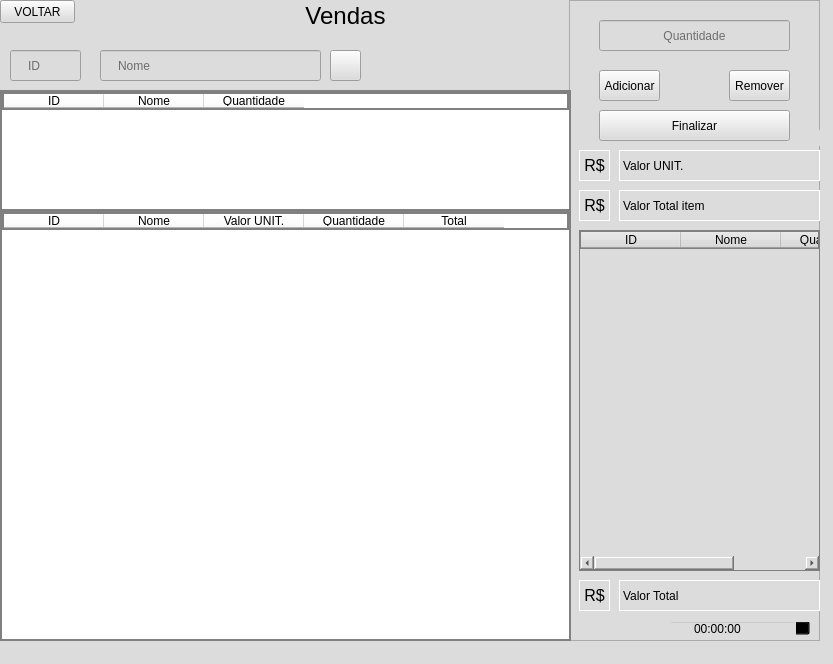
Qt form telas/tela_vendas.ui (Faeldh/APP_Junina) before a commit.
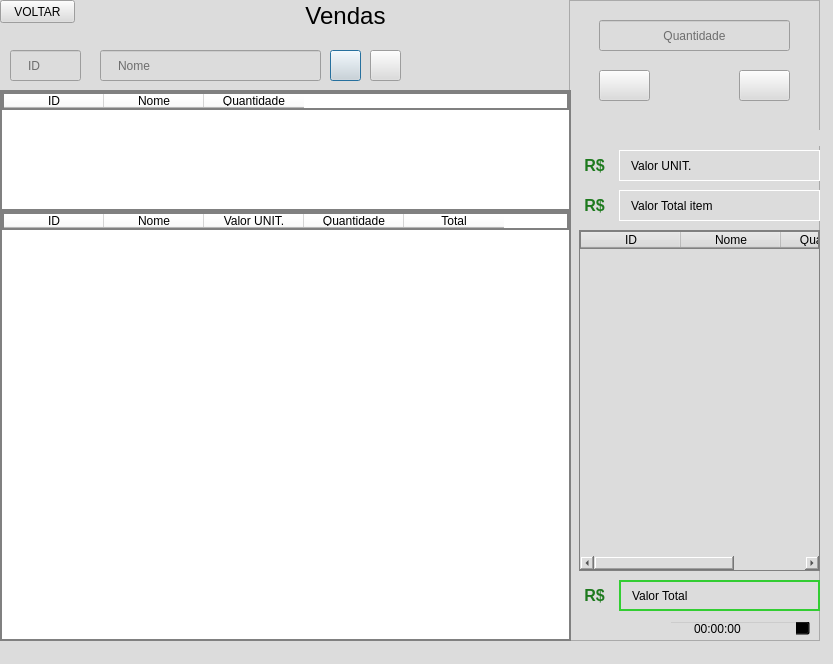
The same form after that commit. Icons and pictures are not drawn.

The edit to the form file:
```diff
--- a/telas/tela_vendas.ui
+++ b/telas/tela_vendas.ui
@@ -83,6 +83,15 @@
       <height>19</height>
      </size>
     </property>
+    <property name="autoDefault">
+     <bool>false</bool>
+    </property>
+    <property name="default">
+     <bool>true</bool>
+    </property>
+    <property name="flat">
+     <bool>false</bool>
+    </property>
    </widget>
    <widget class="QLineEdit" name="lineNome">
     <property name="geometry">
@@ -173,25 +182,48 @@
       <rect>
        <x>30</x>
        <y>70</y>
-       <width>61</width>
+       <width>51</width>
        <height>31</height>
       </rect>
      </property>
      <property name="text">
-      <string>Adicionar</string>
+      <string/>
+     </property>
+     <property name="icon">
+      <iconset>
+       <normaloff>../imagens/mais.png</normaloff>../imagens/mais.png</iconset>
+     </property>
+     <property name="iconSize">
+      <size>
+       <width>22</width>
+       <height>22</height>
+      </size>
+     </property>
+     <property name="default">
+      <bool>false</bool>
      </property>
     </widget>
     <widget class="QPushButton" name="pushRemover">
      <property name="geometry">
       <rect>
-       <x>160</x>
+       <x>170</x>
        <y>70</y>
-       <width>61</width>
+       <width>51</width>
        <height>31</height>
       </rect>
      </property>
      <property name="text">
-      <string>Remover</string>
+      <string/>
+     </property>
+     <property name="icon">
+      <iconset>
+       <normaloff>../imagens/menos.png</normaloff>../imagens/menos.png</iconset>
+     </property>
+     <property name="iconSize">
+      <size>
+       <width>22</width>
+       <height>22</height>
+      </size>
      </property>
     </widget>
     <widget class="QLabel" name="labelValorTotal">
@@ -204,7 +236,8 @@
       </rect>
      </property>
      <property name="styleSheet">
-      <string notr="true">border: 1px solid white;</string>
+      <string notr="true">border: 2px solid #32cd32;
+padding-left: 8px</string>
      </property>
      <property name="text">
       <string>Valor Total</string>
@@ -223,7 +256,8 @@
       <cursorShape>ArrowCursor</cursorShape>
      </property>
      <property name="styleSheet">
-      <string notr="true">border: 1px solid white;</string>
+      <string notr="true">border: 1px solid white;
+padding-left: 8px</string>
      </property>
      <property name="text">
       <string>Valor UNIT.</string>
@@ -239,7 +273,8 @@
       </rect>
      </property>
      <property name="styleSheet">
-      <string notr="true">border: 1px solid white;</string>
+      <string notr="true">border: 1px solid white;
+padding-left: 8px</string>
      </property>
      <property name="text">
       <string>Valor Total item</string>
@@ -258,12 +293,14 @@
       <font>
        <family>Arial</family>
        <pointsize>12</pointsize>
-       <weight>50</weight>
-       <bold>false</bold>
+       <weight>75</weight>
+       <bold>true</bold>
       </font>
      </property>
      <property name="styleSheet">
-      <string notr="true">border: 1px solid white;</string>
+      <string notr="true">/*border: 1px solid white;*/
+color: #1e7a1e;
+background-color: transparent;</string>
      </property>
      <property name="text">
       <string>R$</string>
@@ -285,12 +322,14 @@
       <font>
        <family>Arial</family>
        <pointsize>12</pointsize>
-       <weight>50</weight>
-       <bold>false</bold>
+       <weight>75</weight>
+       <bold>true</bold>
       </font>
      </property>
      <property name="styleSheet">
-      <string notr="true">border: 1px solid white;</string>
+      <string notr="true">/*border: 1px solid white;*/
+color: #1e7a1e;
+background-color: transparent;</string>
      </property>
      <property name="text">
       <string>R$</string>
@@ -312,12 +351,14 @@
       <font>
        <family>Arial</family>
        <pointsize>12</pointsize>
-       <weight>50</weight>
-       <bold>false</bold>
+       <weight>75</weight>
+       <bold>true</bold>
       </font>
      </property>
      <property name="styleSheet">
-      <string notr="true">border: 1px solid white;</string>
+      <string notr="true">/*border: 1px solid white;*/
+color: #1e7a1e;
+background-color: transparent;</string>
      </property>
      <property name="text">
       <string>R$</string>
@@ -371,19 +412,6 @@
       </property>
      </column>
     </widget>
-    <widget class="QPushButton" name="pushFinalizar">
-     <property name="geometry">
-      <rect>
-       <x>30</x>
-       <y>110</y>
-       <width>191</width>
-       <height>31</height>
-      </rect>
-     </property>
-     <property name="text">
-      <string>Finalizar</string>
-     </property>
-    </widget>
    </widget>
    <widget class="QTableWidget" name="tableVendas">
     <property name="geometry">
@@ -453,6 +481,43 @@
      </property>
     </column>
    </widget>
+   <widget class="QPushButton" name="pushPesquisa_2">
+    <property name="geometry">
+     <rect>
+      <x>370</x>
+      <y>50</y>
+      <width>31</width>
+      <height>31</height>
+     </rect>
+    </property>
+    <property name="font">
+     <font>
+      <pointsize>9</pointsize>
+     </font>
+    </property>
+    <property name="text">
+     <string/>
+    </property>
+    <property name="icon">
+     <iconset>
+      <normaloff>../imagens/reload.png</normaloff>../imagens/reload.png</iconset>
+    </property>
+    <property name="iconSize">
+     <size>
+      <width>19</width>
+      <height>19</height>
+     </size>
+    </property>
+    <property name="autoDefault">
+     <bool>false</bool>
+    </property>
+    <property name="default">
+     <bool>false</bool>
+    </property>
+    <property name="flat">
+     <bool>false</bool>
+    </property>
+   </widget>
   </widget>
   <widget class="QMenuBar" name="menubar">
    <property name="geometry">
```
Left out of the diff: 8 changed lines with no effect on the pictures.
